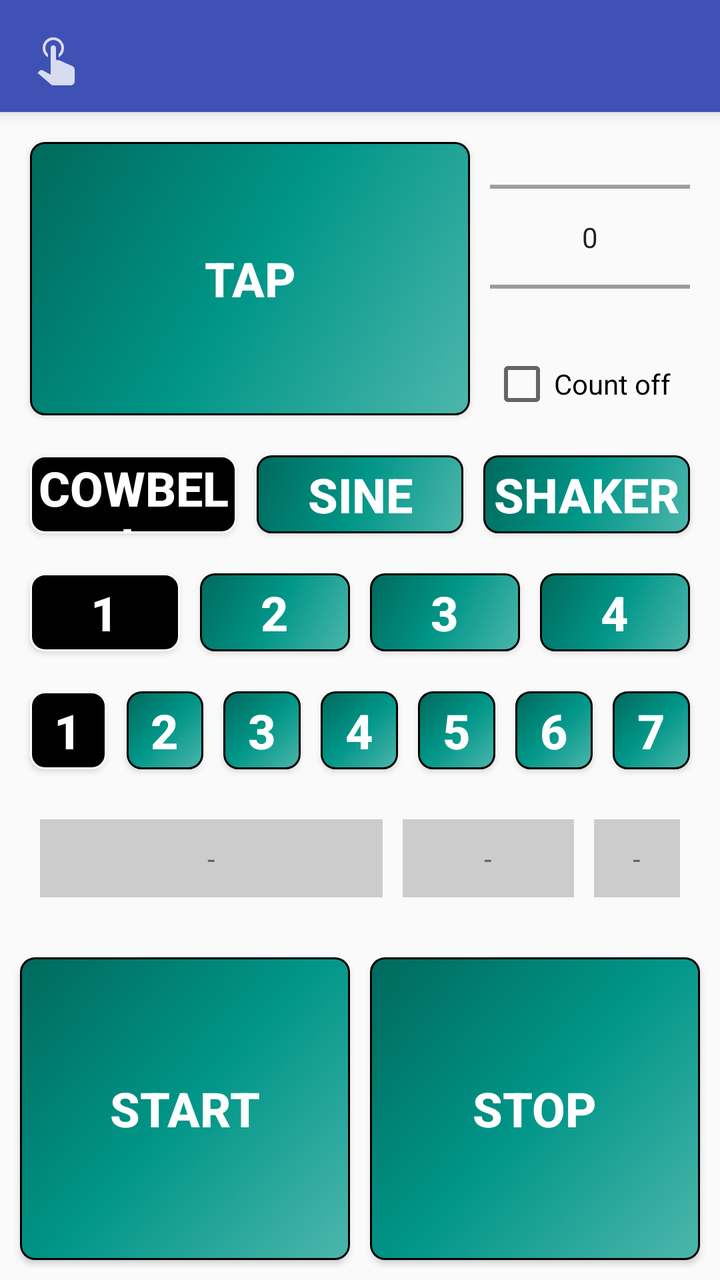
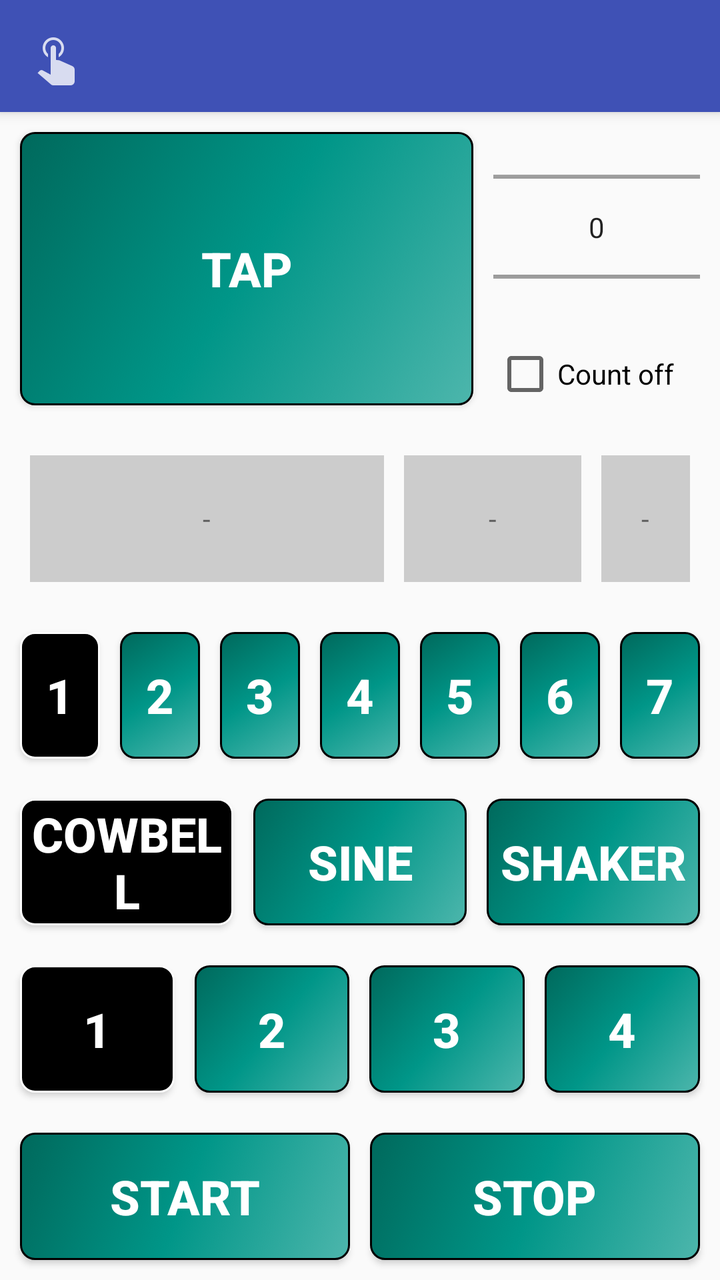

Before-and-after screenshots of an Android layout around one commit, followed by the original layout XML and the change that was made.
<!-- AndroidManifest.xml: activity theme AppTheme.NoActionBar -->
<!-- res/layout/tap.xml -->
<?xml version="1.0" encoding="utf-8"?>

<androidx.coordinatorlayout.widget.CoordinatorLayout xmlns:android="http://schemas.android.com/apk/res/android"
    xmlns:app="http://schemas.android.com/apk/res-auto"
    xmlns:tools="http://schemas.android.com/tools"
    android:layout_width="match_parent"
    android:layout_height="match_parent"
    tools:context="be.t_ars.timekeeper.TapActivity">

    <com.google.android.material.appbar.AppBarLayout
        android:layout_width="match_parent"
        android:layout_height="wrap_content"
        android:theme="@style/AppTheme.AppBarOverlay">

        <androidx.appcompat.widget.Toolbar
            android:id="@+id/toolbar"
            android:layout_width="match_parent"
            android:layout_height="?attr/actionBarSize"
            android:background="?attr/colorPrimary"
            app:contentInsetStartWithNavigation="0dp"
            app:navigationIcon="@drawable/ic_gesture_tap"
            app:popupTheme="@style/AppTheme.PopupOverlay" />

    </com.google.android.material.appbar.AppBarLayout>

    <androidx.constraintlayout.widget.ConstraintLayout
        android:layout_width="match_parent"
        android:layout_height="match_parent"
        app:layout_behavior="@string/appbar_scrolling_view_behavior">

        <android.widget.LinearLayout
            android:layout_width="match_parent"
            android:layout_height="match_parent"
            android:orientation="vertical">

            <android.widget.LinearLayout
                android:layout_width="match_parent"
                android:layout_height="0dp"
                android:layout_margin="5dp"
                android:layout_weight="5"
                android:orientation="horizontal">

                <include
                    android:id="@+id/tap_part"
                    layout="@layout/tap_part" />

            </android.widget.LinearLayout>

            <android.widget.LinearLayout
                android:layout_width="match_parent"
                android:layout_height="0dp"
                android:layout_margin="5dp"
                android:layout_weight="2"
                android:orientation="horizontal">

                <android.widget.Button
                    android:id="@+id/button_start"
                    style="@style/button"
                    android:layout_width="0dp"
                    android:layout_height="match_parent"
                    android:layout_margin="5dp"
                    android:layout_weight="1"
                    android:text="@string/start" />

                <android.widget.Button
                    android:id="@+id/button_stop"
                    style="@style/button"
                    android:layout_width="0dp"
                    android:layout_height="match_parent"
                    android:layout_margin="5dp"
                    android:layout_weight="1"
                    android:text="@string/stop" />

            </android.widget.LinearLayout>

        </android.widget.LinearLayout>

    </androidx.constraintlayout.widget.ConstraintLayout>

</androidx.coordinatorlayout.widget.CoordinatorLayout>
<!-- res/layout/tap_part.xml (included above) -->
<?xml version="1.0" encoding="utf-8"?>

<android.widget.LinearLayout xmlns:android="http://schemas.android.com/apk/res/android"
    android:layout_width="match_parent"
    android:layout_height="match_parent"
    android:orientation="vertical"
    android:layout_weight="1">

    <android.widget.LinearLayout
        android:layout_width="match_parent"
        android:layout_height="0dp"
        android:orientation="horizontal"
        android:layout_margin="5dp"
        android:layout_weight="3">

        <android.widget.Button
            android:id="@+id/button_tap"
            style="@style/button"
            android:layout_width="0dp"
            android:layout_height="match_parent"
            android:layout_margin="5dp"
            android:layout_weight="4"
            android:text="@string/tap" />

        <android.widget.LinearLayout
            android:layout_width="0dp"
            android:layout_height="match_parent"
            android:orientation="vertical"
            android:layout_weight="2">

            <android.widget.NumberPicker
                android:id="@+id/tempo_spinner"
                android:layout_width="match_parent"
                android:layout_height="0dp"
                android:layout_margin="5dp"
                android:layout_weight="3"
                />

            <android.widget.CheckBox
                android:id="@+id/checkbox_count_off"
                android:layout_width="match_parent"
                android:layout_height="0dp"
                android:layout_margin="5dp"
                android:layout_weight="1"
                android:text="@string/tap_count_off"
                />

        </android.widget.LinearLayout>

    </android.widget.LinearLayout>

    <android.widget.LinearLayout
        android:layout_width="match_parent"
        android:layout_height="0dp"
        android:orientation="horizontal"
        android:layout_margin="5dp"
        android:layout_weight="1">

        <android.widget.ToggleButton
            android:id="@+id/clicktype_cowbell"
            style="@style/button"
            android:layout_width="0dp"
            android:layout_height="match_parent"
            android:layout_margin="5dp"
            android:layout_weight="1"
            android:checked="true"
            android:textOn="Cowbell"
            android:textOff="Cowbell"/>

        <android.widget.ToggleButton
            android:id="@+id/clicktype_sine"
            style="@style/button"
            android:layout_width="0dp"
            android:layout_height="match_parent"
            android:layout_margin="5dp"
            android:layout_weight="1"
            android:textOn="Sine"
            android:textOff="Sine"/>

        <android.widget.ToggleButton
            android:id="@+id/clicktype_shaker"
            style="@style/button"
            android:layout_width="0dp"
            android:layout_height="match_parent"
            android:layout_margin="5dp"
            android:layout_weight="1"
            android:textOn="Shaker"
            android:textOff="Shaker"/>
    </android.widget.LinearLayout>

    <android.widget.LinearLayout
        android:layout_width="match_parent"
        android:layout_height="0dp"
        android:orientation="horizontal"
        android:layout_margin="5dp"
        android:layout_weight="1">

        <android.widget.ToggleButton
            android:id="@+id/divisions_1"
            style="@style/button"
            android:layout_width="0dp"
            android:layout_height="match_parent"
            android:layout_margin="5dp"
            android:layout_weight="1"
            android:checked="true"
            android:textOn="1"
            android:textOff="1"/>

        <android.widget.ToggleButton
            android:id="@+id/divisions_2"
            style="@style/button"
            android:layout_width="0dp"
            android:layout_height="match_parent"
            android:layout_margin="5dp"
            android:layout_weight="1"
            android:textOn="2"
            android:textOff="2"/>

        <android.widget.ToggleButton
            android:id="@+id/divisions_3"
            style="@style/button"
            android:layout_width="0dp"
            android:layout_height="match_parent"
            android:layout_margin="5dp"
            android:layout_weight="1"
            android:textOn="3"
            android:textOff="3"/>

        <android.widget.ToggleButton
            android:id="@+id/divisions_4"
            style="@style/button"
            android:layout_width="0dp"
            android:layout_height="match_parent"
            android:layout_margin="5dp"
            android:layout_weight="1"
            android:textOn="4"
            android:textOff="4"/>

    </android.widget.LinearLayout>

    <android.widget.LinearLayout
        android:layout_width="match_parent"
        android:layout_height="0dp"
        android:orientation="horizontal"
        android:layout_margin="5dp"
        android:layout_weight="1">

        <android.widget.ToggleButton
            android:id="@+id/beats_1"
            style="@style/button"
            android:layout_width="0dp"
            android:layout_height="match_parent"
            android:layout_margin="5dp"
            android:layout_weight="1"
            android:checked="true"
            android:textOn="1"
            android:textOff="1"/>

        <android.widget.ToggleButton
            android:id="@+id/beats_2"
            style="@style/button"
            android:layout_width="0dp"
            android:layout_height="match_parent"
            android:layout_margin="5dp"
            android:layout_weight="1"
            android:textOn="2"
            android:textOff="2"/>

        <android.widget.ToggleButton
            android:id="@+id/beats_3"
            style="@style/button"
            android:layout_width="0dp"
            android:layout_height="match_parent"
            android:layout_margin="5dp"
            android:layout_weight="1"
            android:textOn="3"
            android:textOff="3"/>

        <android.widget.ToggleButton
            android:id="@+id/beats_4"
            style="@style/button"
            android:layout_width="0dp"
            android:layout_height="match_parent"
            android:layout_margin="5dp"
            android:layout_weight="1"
            android:textOn="4"
            android:textOff="4"/>

        <android.widget.ToggleButton
            android:id="@+id/beats_5"
            style="@style/button"
            android:layout_width="0dp"
            android:layout_height="match_parent"
            android:layout_margin="5dp"
            android:layout_weight="1"
            android:textOn="5"
            android:textOff="5"/>

        <android.widget.ToggleButton
            android:id="@+id/beats_6"
            style="@style/button"
            android:layout_width="0dp"
            android:layout_height="match_parent"
            android:layout_margin="5dp"
            android:layout_weight="1"
            android:textOn="6"
            android:textOff="6"/>

        <android.widget.ToggleButton
            android:id="@+id/beats_7"
            style="@style/button"
            android:layout_width="0dp"
            android:layout_height="match_parent"
            android:layout_margin="5dp"
            android:layout_weight="1"
            android:textOn="7"
            android:textOff="7"/>

    </android.widget.LinearLayout>

    <android.widget.LinearLayout
        android:layout_width="match_parent"
        android:layout_height="0dp"
        android:orientation="horizontal"
        android:layout_margin="10dp"
        android:layout_weight="1">

        <android.widget.TextView
            android:id="@+id/tempo16"
            android:layout_width="0dp"
            android:layout_height="match_parent"
            android:layout_margin="5dp"
            android:layout_weight="4"
            android:text="-"
            style="@style/text_tempo"
            />

        <android.widget.TextView
            android:id="@+id/tempo8"
            android:layout_width="0dp"
            android:layout_height="match_parent"
            android:layout_margin="5dp"
            android:layout_weight="2"
            android:text="-"
            style="@style/text_tempo"
            />

        <android.widget.TextView
            android:id="@+id/tempo4"
            android:layout_width="0dp"
            android:layout_height="match_parent"
            android:layout_margin="5dp"
            android:layout_weight="1"
            android:text="-"
            style="@style/text_tempo"
            />

    </android.widget.LinearLayout>

</android.widget.LinearLayout>
<!-- resources referenced by this layout -->
<resources>
  <!-- drawable ic_gesture_tap: png bitmap (drawable-hdpi, 971 bytes) -->
  <string name="start">Start</string>
  <string name="stop">Stop</string>
  <string name="tap">Tap</string>
  <string name="tap_count_off">Count off</string>
  <style name="AppTheme.AppBarOverlay" parent="ThemeOverlay.AppCompat.Dark.ActionBar" />
  <style name="AppTheme.PopupOverlay" parent="ThemeOverlay.AppCompat.Light" />
  <style name="button">
          <item name="android:layout_width">fill_parent</item>
          <item name="android:layout_height">fill_parent</item>
          <item name="android:layout_weight">1</item>
          <item name="android:layout_margin">2dp</item>
          <item name="android:adjustViewBounds">false</item>
          <item name="android:cropToPadding">true</item>
          <item name="android:padding">0dp</item>
          <item name="android:background">@drawable/button_selector</item>
          <item name="android:textColor">#FFFFFF</item>
          <item name="android:textSize">24sp</item>
          <item name="android:textStyle">bold</item>
      </style>
  <style name="text_tempo">
          <item name="android:gravity">center</item>
          <item name="android:background">@color/tempoBackground</item>
      </style>
  <style name="AppTheme.NoActionBar">
          <item name="windowActionBar">false</item>
          <item name="windowNoTitle">true</item>
          <item name="android:actionModeBackground">@color/actionModeBackground</item>
          <item name="actionModeBackground">@color/actionModeBackground</item>
      </style>
  <!-- drawable button_selector (drawable) -->
  <?xml version="1.0" encoding="utf-8"?>
  
  <selector xmlns:android="http://schemas.android.com/apk/res/android">
      <item android:drawable="@drawable/button_pressed" android:state_pressed="true"/>
      <item android:drawable="@drawable/button_pressed" android:state_checked="true"/>
      <item android:drawable="@drawable/button_normal"/>
  </selector>
  <color name="tempoBackground">#CCCCCC</color>
  <color name="actionModeBackground">#A00000</color>
  <!-- drawable button_pressed (drawable) -->
  <?xml version="1.0" encoding="UTF-8"?>
  <shape xmlns:android="http://schemas.android.com/apk/res/android"
      android:shape="rectangle" >
  
      <stroke
          android:width="1dp"
          android:color="#FFFFFFFF" />
      
      <solid
          android:color="#000000" />
  
      <corners
          android:bottomLeftRadius="7dp"
          android:bottomRightRadius="7dp"
          android:topLeftRadius="7dp"
          android:topRightRadius="7dp" />
  
  </shape>
  <!-- drawable button_normal (drawable) -->
  <?xml version="1.0" encoding="UTF-8"?>
  <shape xmlns:android="http://schemas.android.com/apk/res/android"
      android:shape="rectangle" >
  
      <stroke
          android:width="1dp"
          android:color="#000000" />
  
      <gradient
          android:angle="135"
          android:centerColor="#009688"
          android:endColor="#00695C"
          android:startColor="#4DB6AC"
          android:type="linear" />
  
      <corners
          android:bottomLeftRadius="7dp"
          android:bottomRightRadius="7dp"
          android:topLeftRadius="7dp"
          android:topRightRadius="7dp" />
  
  </shape>
</resources>

<!-- the commit's change to res/layout/tap.xml (unified diff, before → after) -->
@@ -28,52 +28,9 @@
         android:layout_height="match_parent"
         app:layout_behavior="@string/appbar_scrolling_view_behavior">
 
-        <android.widget.LinearLayout
-            android:layout_width="match_parent"
-            android:layout_height="match_parent"
-            android:orientation="vertical">
-
-            <android.widget.LinearLayout
-                android:layout_width="match_parent"
-                android:layout_height="0dp"
-                android:layout_margin="5dp"
-                android:layout_weight="5"
-                android:orientation="horizontal">
-
-                <include
-                    android:id="@+id/tap_part"
-                    layout="@layout/tap_part" />
-
-            </android.widget.LinearLayout>
-
-            <android.widget.LinearLayout
-                android:layout_width="match_parent"
-                android:layout_height="0dp"
-                android:layout_margin="5dp"
-                android:layout_weight="2"
-                android:orientation="horizontal">
-
-                <android.widget.Button
-                    android:id="@+id/button_start"
-                    style="@style/button"
-                    android:layout_width="0dp"
-                    android:layout_height="match_parent"
-                    android:layout_margin="5dp"
-                    android:layout_weight="1"
-                    android:text="@string/start" />
-
-                <android.widget.Button
-                    android:id="@+id/button_stop"
-                    style="@style/button"
-                    android:layout_width="0dp"
-                    android:layout_height="match_parent"
-                    android:layout_margin="5dp"
-                    android:layout_weight="1"
-                    android:text="@string/stop" />
-
-            </android.widget.LinearLayout>
-
-        </android.widget.LinearLayout>
+        <include
+            android:id="@+id/tap_part"
+            layout="@layout/tap_part" />
 
     </androidx.constraintlayout.widget.ConstraintLayout>
 
@@ -92,7 +49,7 @@
         android:layout_height="0dp"
         android:orientation="horizontal"
         android:layout_margin="5dp"
-        android:layout_weight="3">
+        android:layout_weight="2">
 
         <android.widget.Button
             android:id="@+id/button_tap"
@@ -134,175 +91,6 @@
         android:layout_width="match_parent"
         android:layout_height="0dp"
         android:orientation="horizontal"
-        android:layout_margin="5dp"
-        android:layout_weight="1">
-
-        <android.widget.ToggleButton
-            android:id="@+id/clicktype_cowbell"
-            style="@style/button"
-            android:layout_width="0dp"
-            android:layout_height="match_parent"
-            android:layout_margin="5dp"
-            android:layout_weight="1"
-            android:checked="true"
-            android:textOn="Cowbell"
-            android:textOff="Cowbell"/>
-
-        <android.widget.ToggleButton
-            android:id="@+id/clicktype_sine"
-            style="@style/button"
-            android:layout_width="0dp"
-            android:layout_height="match_parent"
-            android:layout_margin="5dp"
-            android:layout_weight="1"
-            android:textOn="Sine"
-            android:textOff="Sine"/>
-
-        <android.widget.ToggleButton
-            android:id="@+id/clicktype_shaker"
-            style="@style/button"
-            android:layout_width="0dp"
-            android:layout_height="match_parent"
-            android:layout_margin="5dp"
-            android:layout_weight="1"
-            android:textOn="Shaker"
-            android:textOff="Shaker"/>
-    </android.widget.LinearLayout>
-
-    <android.widget.LinearLayout
-        android:layout_width="match_parent"
-        android:layout_height="0dp"
-        android:orientation="horizontal"
-        android:layout_margin="5dp"
-        android:layout_weight="1">
-
-        <android.widget.ToggleButton
-            android:id="@+id/divisions_1"
-            style="@style/button"
-            android:layout_width="0dp"
-            android:layout_height="match_parent"
-            android:layout_margin="5dp"
-            android:layout_weight="1"
-            android:checked="true"
-            android:textOn="1"
-            android:textOff="1"/>
-
-        <android.widget.ToggleButton
-            android:id="@+id/divisions_2"
-            style="@style/button"
-            android:layout_width="0dp"
-            android:layout_height="match_parent"
-            android:layout_margin="5dp"
-            android:layout_weight="1"
-            android:textOn="2"
-            android:textOff="2"/>
-
-        <android.widget.ToggleButton
-            android:id="@+id/divisions_3"
-            style="@style/button"
-            android:layout_width="0dp"
-            android:layout_height="match_parent"
-            android:layout_margin="5dp"
-            android:layout_weight="1"
-            android:textOn="3"
-            android:textOff="3"/>
-
-        <android.widget.ToggleButton
-            android:id="@+id/divisions_4"
-            style="@style/button"
-            android:layout_width="0dp"
-            android:layout_height="match_parent"
-            android:layout_margin="5dp"
-            android:layout_weight="1"
-            android:textOn="4"
-            android:textOff="4"/>
-
-    </android.widget.LinearLayout>
-
-    <android.widget.LinearLayout
-        android:layout_width="match_parent"
-        android:layout_height="0dp"
-        android:orientation="horizontal"
-        android:layout_margin="5dp"
-        android:layout_weight="1">
-
-        <android.widget.ToggleButton
-            android:id="@+id/beats_1"
-            style="@style/button"
-            android:layout_width="0dp"
-            android:layout_height="match_parent"
-            android:layout_margin="5dp"
-            android:layout_weight="1"
-            android:checked="true"
-            android:textOn="1"
-            android:textOff="1"/>
-
-        <android.widget.ToggleButton
-            android:id="@+id/beats_2"
-            style="@style/button"
-            android:layout_width="0dp"
-            android:layout_height="match_parent"
-            android:layout_margin="5dp"
-            android:layout_weight="1"
-            android:textOn="2"
-            android:textOff="2"/>
-
-        <android.widget.ToggleButton
-            android:id="@+id/beats_3"
-            style="@style/button"
-            android:layout_width="0dp"
-            android:layout_height="match_parent"
-            android:layout_margin="5dp"
-            android:layout_weight="1"
-            android:textOn="3"
-            android:textOff="3"/>
-
-        <android.widget.ToggleButton
-            android:id="@+id/beats_4"
-            style="@style/button"
-            android:layout_width="0dp"
-            android:layout_height="match_parent"
-            android:layout_margin="5dp"
-            android:layout_weight="1"
-            android:textOn="4"
-            android:textOff="4"/>
-
-        <android.widget.ToggleButton
-            android:id="@+id/beats_5"
-            style="@style/button"
-            android:layout_width="0dp"
-            android:layout_height="match_parent"
-            android:layout_margin="5dp"
-            android:layout_weight="1"
-            android:textOn="5"
-            android:textOff="5"/>
-
-        <android.widget.ToggleButton
-            android:id="@+id/beats_6"
-            style="@style/button"
-            android:layout_width="0dp"
-            android:layout_height="match_parent"
-            android:layout_margin="5dp"
-            android:layout_weight="1"
-            android:textOn="6"
-            android:textOff="6"/>
-
-        <android.widget.ToggleButton
-            android:id="@+id/beats_7"
-            style="@style/button"
-            android:layout_width="0dp"
-            android:layout_height="match_parent"
-            android:layout_margin="5dp"
-            android:layout_weight="1"
-            android:textOn="7"
-            android:textOff="7"/>
-
-    </android.widget.LinearLayout>
-
-    <android.widget.LinearLayout
-        android:layout_width="match_parent"
-        android:layout_height="0dp"
-        android:orientation="horizontal"
         android:layout_margin="10dp"
         android:layout_weight="1">
 
@@ -338,4 +126,200 @@
 
     </android.widget.LinearLayout>
 
+    <android.widget.LinearLayout
+        android:layout_width="match_parent"
+        android:layout_height="0dp"
+        android:orientation="horizontal"
+        android:layout_margin="5dp"
+        android:layout_weight="1">
+
+        <android.widget.ToggleButton
+            android:id="@+id/beats_1"
+            style="@style/button"
+            android:layout_width="0dp"
+            android:layout_height="match_parent"
+            android:layout_margin="5dp"
+            android:layout_weight="1"
+            android:checked="true"
+            android:textOn="1"
+            android:textOff="1"/>
+
+        <android.widget.ToggleButton
+            android:id="@+id/beats_2"
+            style="@style/button"
+            android:layout_width="0dp"
+            android:layout_height="match_parent"
+            android:layout_margin="5dp"
+            android:layout_weight="1"
+            android:textOn="2"
+            android:textOff="2"/>
+
+        <android.widget.ToggleButton
+            android:id="@+id/beats_3"
+            style="@style/button"
+            android:layout_width="0dp"
+            android:layout_height="match_parent"
+            android:layout_margin="5dp"
+            android:layout_weight="1"
+            android:textOn="3"
+            android:textOff="3"/>
+
+        <android.widget.ToggleButton
+            android:id="@+id/beats_4"
+            style="@style/button"
+            android:layout_width="0dp"
+            android:layout_height="match_parent"
+            android:layout_margin="5dp"
+            android:layout_weight="1"
+            android:textOn="4"
+            android:textOff="4"/>
+
+        <android.widget.ToggleButton
+            android:id="@+id/beats_5"
+            style="@style/button"
+            android:layout_width="0dp"
+            android:layout_height="match_parent"
+            android:layout_margin="5dp"
+            android:layout_weight="1"
+            android:textOn="5"
+            android:textOff="5"/>
+
+        <android.widget.ToggleButton
+            android:id="@+id/beats_6"
+            style="@style/button"
+            android:layout_width="0dp"
+            android:layout_height="match_parent"
+            android:layout_margin="5dp"
+            android:layout_weight="1"
+            android:textOn="6"
+            android:textOff="6"/>
+
+        <android.widget.ToggleButton
+            android:id="@+id/beats_7"
+            style="@style/button"
+            android:layout_width="0dp"
+            android:layout_height="match_parent"
+            android:layout_margin="5dp"
+            android:layout_weight="1"
+            android:textOn="7"
+            android:textOff="7"/>
+
+    </android.widget.LinearLayout>
+
+    <android.widget.LinearLayout
+        android:layout_width="match_parent"
+        android:layout_height="0dp"
+        android:orientation="horizontal"
+        android:layout_margin="5dp"
+        android:layout_weight="1">
+
+        <android.widget.ToggleButton
+            android:id="@+id/clicktype_cowbell"
+            style="@style/button"
+            android:layout_width="0dp"
+            android:layout_height="match_parent"
+            android:layout_margin="5dp"
+            android:layout_weight="1"
+            android:checked="true"
+            android:textOn="Cowbell"
+            android:textOff="Cowbell"/>
+
+        <android.widget.ToggleButton
+            android:id="@+id/clicktype_sine"
+            style="@style/button"
+            android:layout_width="0dp"
+            android:layout_height="match_parent"
+            android:layout_margin="5dp"
+            android:layout_weight="1"
+            android:textOn="Sine"
+            android:textOff="Sine"/>
+
+        <android.widget.ToggleButton
+            android:id="@+id/clicktype_shaker"
+            style="@style/button"
+            android:layout_width="0dp"
+            android:layout_height="match_parent"
+            android:layout_margin="5dp"
+            android:layout_weight="1"
+            android:textOn="Shaker"
+            android:textOff="Shaker"/>
+    </android.widget.LinearLayout>
+
+    <android.widget.LinearLayout
+        android:layout_width="match_parent"
+        android:layout_height="0dp"
+        android:orientation="horizontal"
+        android:layout_margin="5dp"
+        android:layout_weight="1">
+
+        <android.widget.ToggleButton
+            android:id="@+id/divisions_1"
+            style="@style/button"
+            android:layout_width="0dp"
+            android:layout_height="match_parent"
+            android:layout_margin="5dp"
+            android:layout_weight="1"
+            android:checked="true"
+            android:textOn="1"
+            android:textOff="1"/>
+
+        <android.widget.ToggleButton
+            android:id="@+id/divisions_2"
+            style="@style/button"
+            android:layout_width="0dp"
+            android:layout_height="match_parent"
+            android:layout_margin="5dp"
+            android:layout_weight="1"
+            android:textOn="2"
+            android:textOff="2"/>
+
+        <android.widget.ToggleButton
+            android:id="@+id/divisions_3"
+            style="@style/button"
+            android:layout_width="0dp"
+            android:layout_height="match_parent"
+            android:layout_margin="5dp"
+            android:layout_weight="1"
+            android:textOn="3"
+            android:textOff="3"/>
+
+        <android.widget.ToggleButton
+            android:id="@+id/divisions_4"
+            style="@style/button"
+            android:layout_width="0dp"
+            android:layout_height="match_parent"
+            android:layout_margin="5dp"
+            android:layout_weight="1"
+            android:textOn="4"
+            android:textOff="4"/>
+
+    </android.widget.LinearLayout>
+
+    <android.widget.LinearLayout
+        android:layout_width="match_parent"
+        android:layout_height="0dp"
+        android:layout_margin="5dp"
+        android:layout_weight="1"
+        android:orientation="horizontal">
+
+        <android.widget.Button
+            android:id="@+id/button_start"
+            style="@style/button"
+            android:layout_width="0dp"
+            android:layout_height="match_parent"
+            android:layout_margin="5dp"
+            android:layout_weight="1"
+            android:text="@string/start" />
+
+        <android.widget.Button
+            android:id="@+id/button_stop"
+            style="@style/button"
+            android:layout_width="0dp"
+            android:layout_height="match_parent"
+            android:layout_margin="5dp"
+            android:layout_weight="1"
+            android:text="@string/stop" />
+
+    </android.widget.LinearLayout>
+
 </android.widget.LinearLayout>
